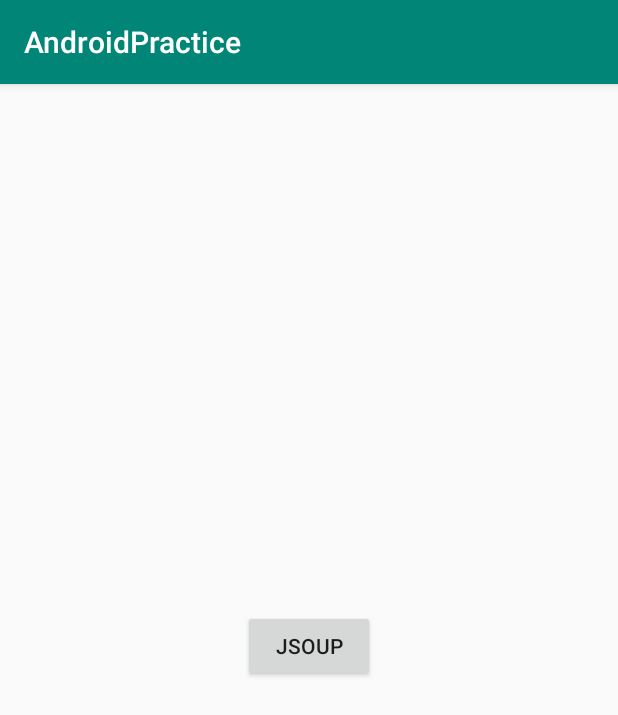
After one commit to surya91521/PracticeAndroid, an Android app: the jsoup screen opened directly, with no data from a screen before it, on a phone screen of 412 x 824 dp. The commit adds this screen. Shown: the top 715 px of the screen. Run offline under Robolectric (Android 15) with nearby library versions, the phone set to English and light mode, and no system bars.

Commit message:
Jsoup work

```diff
--- /dev/null
+++ b/app/src/main/java/com/example/androidpractice/jsoup.java
@@ -0,0 +1,79 @@
+package com.example.androidpractice;
+
+import androidx.appcompat.app.AppCompatActivity;
+
+import android.app.ProgressDialog;
+import android.os.AsyncTask;
+import android.os.Bundle;
+import android.provider.DocumentsContract;
+import android.view.View;
+import android.widget.Button;
+import android.widget.TextView;
+
+import org.jsoup.Jsoup;
+import org.jsoup.nodes.Document;
+
+import java.io.IOException;
+
+public class jsoup extends AppCompatActivity {
+
+    TextView textView;
+    Button button;
+
+    String url ="https://developer.android.com/";
+    String title;
+    ProgressDialog progressDialog;
+
+    @Override
+    protected void onCreate(Bundle savedInstanceState) {
+        super.onCreate(savedInstanceState);
+        setContentView(R.layout.activity_jsoup);
+
+        textView = (TextView)findViewById(R.id.title);
+        button = (Button)findViewById(R.id.fetch);
+
+        button.setOnClickListener(new View.OnClickListener() {
+            @Override
+            public void onClick(View v) {
+
+                Content content = new Content();
+                content.execute();
+            }
+        });
+    }
+
+
+    private class Content extends AsyncTask<Void,Void,Void>{
+
+        @Override
+        protected void onPreExecute() {
+            super.onPreExecute();
+
+            progressDialog = new ProgressDialog(jsoup.this);
+            progressDialog.show();
+        }
+
+        @Override
+        protected void onPostExecute(Void aVoid) {
+            super.onPostExecute(aVoid);
+
+            textView.setText(title);
+            progressDialog.cancel();
+        }
+
+        @Override
+        protected Void doInBackground(Void... voids) {
+
+            try {
+                Document doc = Jsoup.connect(url).get();
+                title=doc.title();
+            } catch (IOException e) {
+                e.printStackTrace();
+            }
+
+
+            return null;
+        }
+    }
+
+}
--- /dev/null
+++ b/app/src/main/res/layout/activity_jsoup.xml
@@ -0,0 +1,33 @@
+<?xml version="1.0" encoding="utf-8"?>
+<androidx.constraintlayout.widget.ConstraintLayout xmlns:android="http://schemas.android.com/apk/res/android"
+    xmlns:app="http://schemas.android.com/apk/res-auto"
+    xmlns:tools="http://schemas.android.com/tools"
+    android:layout_width="match_parent"
+    android:layout_height="match_parent"
+    tools:context=".jsoup">
+
+
+    <TextView
+        android:id="@+id/title"
+        android:layout_width="match_parent"
+        android:layout_height="wrap_content"
+        android:layout_marginTop="285dp"
+        android:gravity="center"
+        app:layout_constraintEnd_toEndOf="parent"
+        app:layout_constraintStart_toStartOf="parent"
+        app:layout_constraintTop_toTopOf="parent" />
+
+    <Button
+        android:id="@+id/fetch"
+        android:layout_width="wrap_content"
+        android:layout_height="wrap_content"
+        android:layout_marginStart="161dp"
+        android:layout_marginTop="46dp"
+        android:layout_marginEnd="162dp"
+        android:text="Jsoup"
+        app:layout_constraintEnd_toEndOf="parent"
+        app:layout_constraintStart_toStartOf="parent"
+        app:layout_constraintTop_toBottomOf="@+id/title" />
+
+
+</androidx.constraintlayout.widget.ConstraintLayout>
```
Also changed, not shown: app/src/main/AndroidManifest.xml (+7 -5 lines), app/src/main/java/com/example/androidpractice/List.java (+11 -0 lines), app/src/main/res/layout/activity_list.xml (+7 -0 lines).
